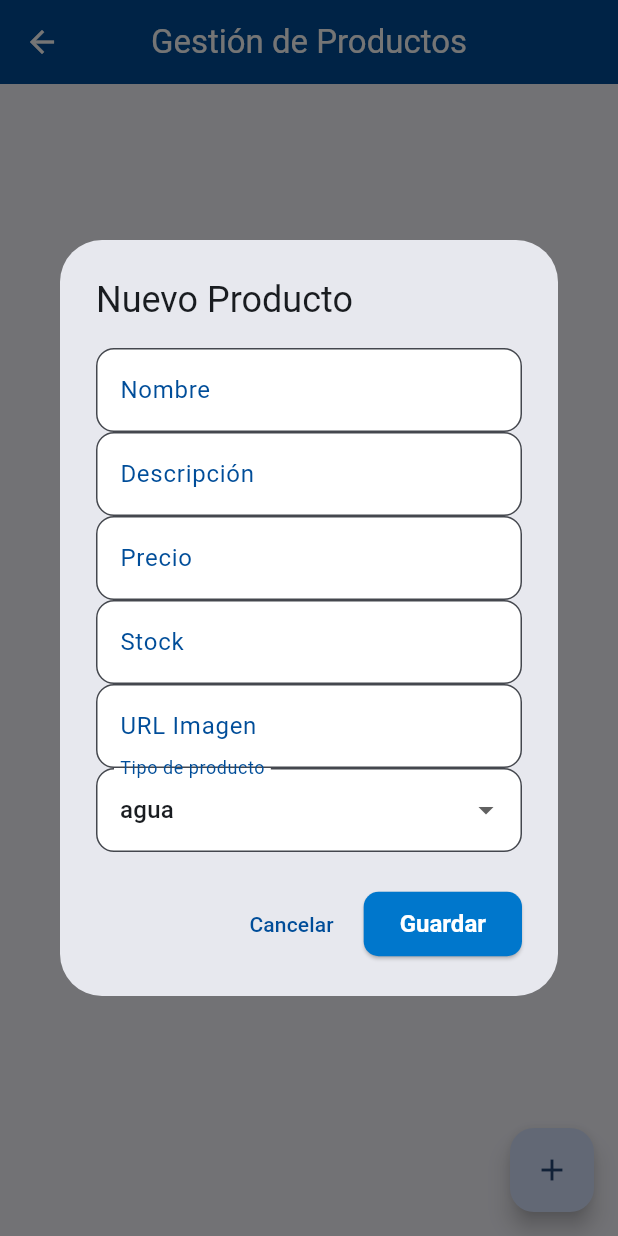
After one commit to Ivan-developer-cmngsoon/Flutter_Befinev1, a Flutter app: the DuenoProductScreen screen opened directly, after a tap on the "add" icon, on a phone screen of 412 x 824 dp. The commit adds this screen. Run offline on Flutter 3.47's test engine with Material 3 defaults, Android fonts, the phone set to English and light mode, and no system bars; our stand-ins replace hive, hive_flutter, shared_preferences; accounts and stored records are empty.

Commit message:
panel de tool, CRUD de productos para dueño pero no funciona aun con persistencia en clientes, PENDIENTE

```diff
--- a/lib/main.dart
+++ b/lib/main.dart
@@ -1,6 +1,7 @@
 import 'package:flutter/material.dart';
 import 'package:hive_flutter/hive_flutter.dart';
 import 'package:befine_app/models/user_model.dart';
+import 'package:befine_app/models/product_model.dart'; // ✅ Importar modelo Product
 import 'package:befine_app/screens/auth/login_screen.dart';
 import 'package:befine_app/theme/app_theme.dart';
 import 'package:befine_app/services/cart_service.dart';
@@ -10,8 +11,14 @@ void main() async {
 
   // Inicialización de Hive
   await Hive.initFlutter();
+
+  // ✅ Registrar adaptadores
   Hive.registerAdapter(UserAdapter());
+  Hive.registerAdapter(ProductAdapter());
+
+  // ✅ Abrir cajas Hive
   final usersBox = await Hive.openBox<User>('usersBox');
+  await Hive.openBox<Product>('productsBox'); // Caja para productos
 
   // 👑 Crear usuario "dueño" si no existe
   final exists = usersBox.values.any((u) => u.email == 'dueno@befine.cl');
@@ -30,6 +37,7 @@ void main() async {
   runApp(const BefineApp());
 }
 
+
 class BefineApp extends StatelessWidget {
   const BefineApp({super.key});
 
--- a/lib/models/product_model.dart
+++ b/lib/models/product_model.dart
@@ -1,10 +1,28 @@
-class Product {
+import 'package:hive/hive.dart';
+
+part 'product_model.g.dart';
+
+@HiveType(typeId: 1)
+class Product extends HiveObject {
+  @HiveField(0)
   final String id;
+
+  @HiveField(1)
   final String name;
+
+  @HiveField(2)
   final String description;
+
+  @HiveField(3)
   final double price;
+
+  @HiveField(4)
   final String imageUrl;
+
+  @HiveField(5)
   final String type;
+
+  @HiveField(6)
   final int stock;
 
   Product({
@@ -16,12 +34,4 @@ class Product {
     required this.type,
     required this.stock,
   });
-
-  // Permite comparar productos en base a su ID
-  @override
-  bool operator ==(Object other) =>
-      identical(this, other) || other is Product && id == other.id;
-
-  @override
-  int get hashCode => id.hashCode;
 }
--- a/lib/screens/cliente/cliente_home_screen.dart
+++ b/lib/screens/cliente/cliente_home_screen.dart
@@ -31,7 +31,7 @@ class _ClienteHomeScreenState extends State<ClienteHomeScreen> {
   Widget build(BuildContext context) {
     return Scaffold(
       appBar: AppBar(
-        title: const Text('Bienvenido, Carlos Cliente'),
+        title: const Text('Bienvenido}'),
         actions: [
           Stack(
             alignment: Alignment.topRight,
--- /dev/null
+++ b/lib/screens/dueno/dueno_product_screen.dart
@@ -0,0 +1,113 @@
+import 'package:flutter/material.dart';
+import 'package:befine_app/models/product_model.dart';
+import 'package:befine_app/services/hive_product_service.dart';
+import 'product_form_dialog.dart'; // ✅ Importa el formulario visual
+
+class DuenoProductScreen extends StatefulWidget {
+  const DuenoProductScreen({super.key});
+
+  @override
+  State<DuenoProductScreen> createState() => _DuenoProductScreenState();
+}
+
+class _DuenoProductScreenState extends State<DuenoProductScreen> {
+  late List<Product> _productos;
+
+  @override
+  void initState() {
+    super.initState();
+    _cargarProductos();
+  }
+
+  void _cargarProductos() {
+    setState(() {
+      _productos = HiveProductService.getAllProducts();
+    });
+  }
+
+  void _eliminarProducto(Product producto) async {
+    final confirmar = await showDialog<bool>(
+      context: context,
+      builder: (_) => AlertDialog(
+        title: const Text('¿Eliminar producto?'),
+        content: Text('¿Deseas eliminar "${producto.name}"?'),
+        actions: [
+          TextButton(onPressed: () => Navigator.pop(context, false), child: const Text('Cancelar')),
+          TextButton(onPressed: () => Navigator.pop(context, true), child: const Text('Eliminar')),
+        ],
+      ),
+    );
+
+    if (confirmar == true) {
+      await HiveProductService.deleteProduct(producto.id);
+      _cargarProductos();
+      ScaffoldMessenger.of(context).showSnackBar(
+        SnackBar(content: Text('${producto.name} fue eliminado')),
+      );
+    }
+  }
+
+  void _mostrarFormulario({Product? producto}) {
+    showDialog(
+      context: context,
+      builder: (_) => ProductFormDialog(
+        producto: producto,
+        onSave: (Product nuevoProducto) async {
+          final yaExiste = HiveProductService.getProductById(nuevoProducto.id) != null;
+
+          if (yaExiste) {
+            await HiveProductService.updateProduct(nuevoProducto);
+          } else {
+            final ok = await HiveProductService.addProduct(nuevoProducto);
+            if (!ok) {
+              ScaffoldMessenger.of(context).showSnackBar(
+                const SnackBar(content: Text('Ya existe un producto con ese ID')),
+              );
+              return;
+            }
+          }
+
+          _cargarProductos();
+        },
+      ),
+    );
+  }
+
+  @override
+  Widget build(BuildContext context) {
+    return Scaffold(
+      appBar: AppBar(
+        title: const Text('Gestión de Productos'),
+      ),
+      floatingActionButton: FloatingActionButton(
+        onPressed: () => _mostrarFormulario(), // ✅ Crear producto
+        child: const Icon(Icons.add),
+      ),
+      body: _productos.isEmpty
+          ? const Center(child: Text('No hay productos registrados'))
+          : ListView.builder(
+              itemCount: _productos.length,
+              itemBuilder: (context, index) {
+                final producto = _productos[index];
+                return ListTile(
+                  title: Text(producto.name),
+                  subtitle: Text('${producto.type} • \$${producto.price.toStringAsFixed(0)}'),
+                  trailing: Row(
+                    mainAxisSize: MainAxisSize.min,
+                    children: [
+                      IconButton(
+                        icon: const Icon(Icons.edit, color: Colors.blue),
+                        onPressed: () => _mostrarFormulario(producto: producto), // ✅ Editar producto
+                      ),
+                      IconButton(
+                        icon: const Icon(Icons.delete, color: Colors.red),
+                        onPressed: () => _eliminarProducto(producto),
+                      ),
+                    ],
+                  ),
+                );
+              },
+            ),
+    );
+  }
+}
--- /dev/null
+++ b/lib/screens/dueno/product_form_dialog.dart
@@ -0,0 +1,130 @@
+import 'package:flutter/material.dart';
+import 'package:befine_app/models/product_model.dart';
+import 'package:uuid/uuid.dart';
+
+class ProductFormDialog extends StatefulWidget {
+  final Product? producto;
+  final void Function(Product) onSave;
+
+  const ProductFormDialog({
+    super.key,
+    this.producto,
+    required this.onSave,
+  });
+
+  @override
+  State<ProductFormDialog> createState() => _ProductFormDialogState();
+}
+
+class _ProductFormDialogState extends State<ProductFormDialog> {
+  final _formKey = GlobalKey<FormState>();
+
+  late String _id;
+  late String _name;
+  late String _description;
+  late double _price;
+  late String _imageUrl;
+  late String _type;
+  late int _stock;
+
+  final List<String> _tipos = ['agua', 'dispensador', 'accesorio'];
+
+  @override
+  void initState() {
+    super.initState();
+    final p = widget.producto;
+    _id = p?.id ?? const Uuid().v4();
+    _name = p?.name ?? '';
+    _description = p?.description ?? '';
+    _price = p?.price ?? 0;
+    _imageUrl = p?.imageUrl ?? '';
+    _type = p?.type ?? _tipos[0];
+    _stock = p?.stock ?? 0;
+  }
+
+  @override
+  Widget build(BuildContext context) {
+    final esEdicion = widget.producto != null;
+
+    return AlertDialog(
+      title: Text(esEdicion ? 'Editar Producto' : 'Nuevo Producto'),
+      content: Form(
+        key: _formKey,
+        child: SizedBox(
+          width: 300,
+          child: SingleChildScrollView(
+            child: Column(
+              children: [
+                TextFormField(
+                  initialValue: _name,
+                  decoration: const InputDecoration(labelText: 'Nombre'),
+                  onSaved: (val) => _name = val!.trim(),
+                  validator: (val) =>
+                      val == null || val.isEmpty ? 'Campo requerido' : null,
+                ),
+                TextFormField(
+                  initialValue: _description,
+                  decoration: const InputDecoration(labelText: 'Descripción'),
+                  onSaved: (val) => _description = val!.trim(),
+                  validator: (val) =>
+                      val == null || val.isEmpty ? 'Campo requerido' : null,
+                ),
+                TextFormField(
+                  initialValue: _price == 0 ? '' : _price.toString(),
+                  decoration: const InputDecoration(labelText: 'Precio'),
+                  keyboardType: TextInputType.number,
+                  onSaved: (val) => _price = double.tryParse(val!) ?? 0,
+                  validator: (val) =>
+                      val == null || double.tryParse(val) == null ? 'Número válido' : null,
+                ),
+                TextFormField(
+                  initialValue: _stock == 0 ? '' : _stock.toString(),
+                  decoration: const InputDecoration(labelText: 'Stock'),
+                  keyboardType: TextInputType.number,
+                  onSaved: (val) => _stock = int.tryParse(val!) ?? 0,
+                  validator: (val) =>
+                      val == null || int.tryParse(val) == null ? 'Número válido' : null,
+                ),
+                TextFormField(
+                  initialValue: _imageUrl,
+                  decoration: const InputDecoration(labelText: 'URL Imagen'),
+                  onSaved: (val) => _imageUrl = val!.trim(),
+                ),
+                DropdownButtonFormField<String>(
+                  value: _type,
+                  items: _tipos
+                      .map((t) => DropdownMenuItem(value: t, child: Text(t)))
+                      .toList(),
+                  onChanged: (val) => setState(() => _type = val!),
+                  decoration: const InputDecoration(labelText: 'Tipo de producto'),
+                ),
+              ],
+            ),
+          ),
+        ),
+      ),
+      actions: [
+        TextButton(onPressed: () => Navigator.pop(context), child: const Text('Cancelar')),
+        ElevatedButton(
+          onPressed: () {
+            if (_formKey.currentState!.validate()) {
+              _formKey.currentState!.save();
+              final producto = Product(
+                id: _id,
+                name: _name,
+                description: _description,
+                price: _price,
+                imageUrl: _imageUrl,
+                type: _type,
+                stock: _stock,
+              );
+              widget.onSave(producto);
+              Navigator.pop(context);
+            }
+          },
+          child: const Text('Guardar'),
+        ),
+      ],
+    );
+  }
+}
--- a/pubspec.yaml
+++ b/pubspec.yaml
@@ -39,6 +39,7 @@ dependencies:
   path_provider: ^2.1.2
   hive: ^2.2.3
   hive_flutter: ^1.1.0
+  uuid: ^4.0.0
 
 dev_dependencies:
   flutter_test:
```
Also changed, not shown: lib/screens/dueno/widgets/dueno_drawer.dart (+8 -3 lines), lib/services/hive_product_service.dart (added, +60 -0 lines), lib/models/product_model.g.dart (added), pubspec.lock.
